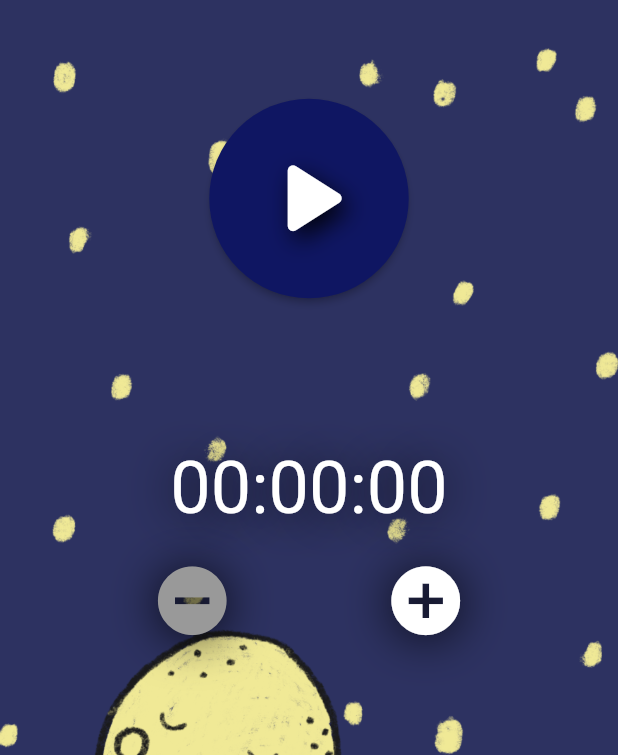
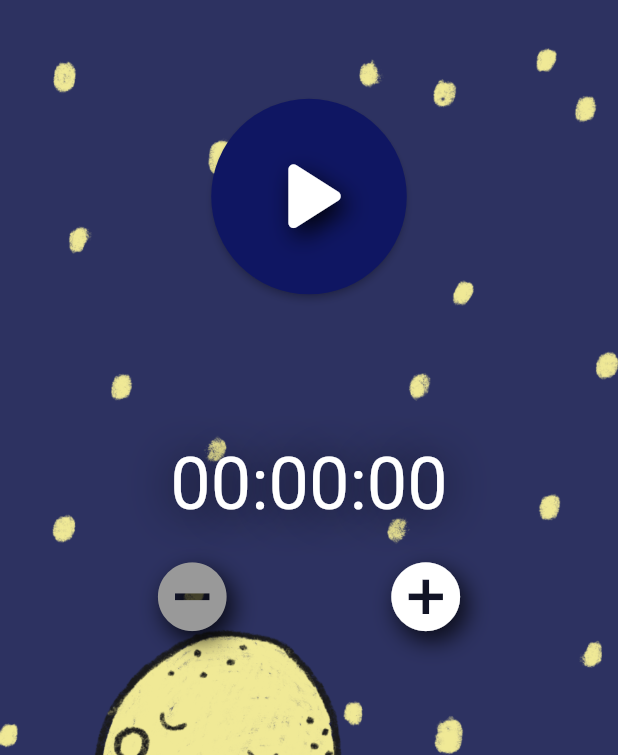
Before and after one commit to Yarden-Tal/Sleep-Buddy, a Flutter app: the screen it shows after launch, on a phone screen of 412 x 824 dp. Shown: the part 183-938 px from the top of the screen. Run offline on Flutter 3.47's test engine with Material 2 defaults, Android fonts, the phone set to English and light mode, and no system bars; our stand-ins replace audioplayers; missing offline and left inert: volume_controller.

Commit message:
more refactoring

```diff
--- /dev/null
+++ b/lib/config/shadow.dart
@@ -0,0 +1,5 @@
+import 'package:flutter/material.dart';
+
+applyShadow() {
+  return [const Shadow(color: Colors.black87, blurRadius: 20, offset: Offset(4, 6))];
+}
--- a/lib/main.dart
+++ b/lib/main.dart
@@ -8,6 +8,7 @@ import 'package:volume_controller/volume_controller.dart';
 import 'package:white_noise/config/colors.dart';
 import 'package:white_noise/config/fonts.dart';
 import 'package:white_noise/config/responsivity_tools.dart';
+import 'package:white_noise/config/shadow.dart';
 import 'package:white_noise/config/sounds.dart';
 import 'package:white_noise/settings_bottom_sheet.dart';
 import 'package:white_noise/widgets/info_bottom_sheet.dart';
@@ -51,6 +52,9 @@ class _MyHomePageState extends State<MyHomePage> {
   bool _iconShowsPlay = false;
   bool audioIsPlaying = false;
   final chosenSound = AudioPlayer(playerId: "sound");
+  int _seconds = 0;
+  Timer? _timer;
+  final Duration _stepDuration = const Duration(seconds: 5);
 
   @override
   void initState() {
@@ -94,10 +98,6 @@ class _MyHomePageState extends State<MyHomePage> {
     VolumeController().setVolume(_volume);
     setState(() => _volume = value);
   }
-
-  int _seconds = 0;
-  Timer? _timer;
-  final Duration _stepDuration = const Duration(seconds: 5);
 
   void _startTimer() {
     if (_timer != null && _timer!.isActive) return;
@@ -220,17 +220,17 @@ class _MyHomePageState extends State<MyHomePage> {
                           Icons.remove_circle,
                           color: _seconds == 0 ? ConfigColors.disabledBtn : ConfigColors.textColor,
                           size: 55,
-                          shadows: const [Shadow(color: Colors.black87, blurRadius: 40, offset: Offset(0, 2))],
+                          shadows: applyShadow(),
                         ),
                       ),
                       GestureDetector(
                         onTap: _addTime,
                         onLongPressEnd: (_) => _stopTimer(),
-                        child: const Icon(
+                        child: Icon(
                           Icons.add_circle,
                           color: ConfigColors.textColor,
                           size: 55,
-                          shadows: [Shadow(color: Colors.black87, blurRadius: 40, offset: Offset(0, 2))],
+                          shadows: applyShadow(),
                         ),
                       ),
                     ],
--- a/lib/widgets/play_button.dart
+++ b/lib/widgets/play_button.dart
@@ -1,5 +1,7 @@
 import 'package:flutter/material.dart';
 import 'package:white_noise/config/colors.dart';
+import 'package:white_noise/config/responsivity_tools.dart';
+import 'package:white_noise/config/shadow.dart';
 
 /// PlayButton receives a [noiseIsOn] boolean, which toggles play and pause icons
 class PlayButton extends StatelessWidget {
@@ -21,24 +23,21 @@ class PlayButton extends StatelessWidget {
           backgroundColor: ConfigColors.primaryColor,
         ),
         onPressed: () => toggleButton(),
-        child: toggleIcon());
+        child: toggleIcon(context));
+  }
+
+  double returnIconSize(BuildContext context) {
+    return width(context) * 0.2;
   }
 
   /// Change icon by [noiseIsOn]
-  Widget toggleIcon() {
-    double iconSize = 85;
+  Widget toggleIcon(BuildContext context) {
     return noiseIsOn
-        ? Icon(Icons.stop_rounded, size: iconSize)
+        ? Icon(Icons.stop_rounded, size: returnIconSize(context))
         : Icon(
             Icons.play_arrow_rounded,
-            size: iconSize,
-            shadows: const [
-              Shadow(
-                color: Colors.black87,
-                blurRadius: 20,
-                offset: Offset(4, 6),
-              ),
-            ],
+            size: returnIconSize(context),
+            shadows: applyShadow(),
           );
   }
 }
--- a/lib/widgets/sound_radio_btn.dart
+++ b/lib/widgets/sound_radio_btn.dart
@@ -17,7 +17,7 @@ class SoundRadioBtn extends StatelessWidget {
             formatSoundName(sound),
             style: TextStyle(
               color: ConfigColors.textColor,
-              fontSize: widthVar(context) * 0.075,
+              fontSize: width(context) * 0.075,
             ),
           ),
           onPressed: () {},
```
